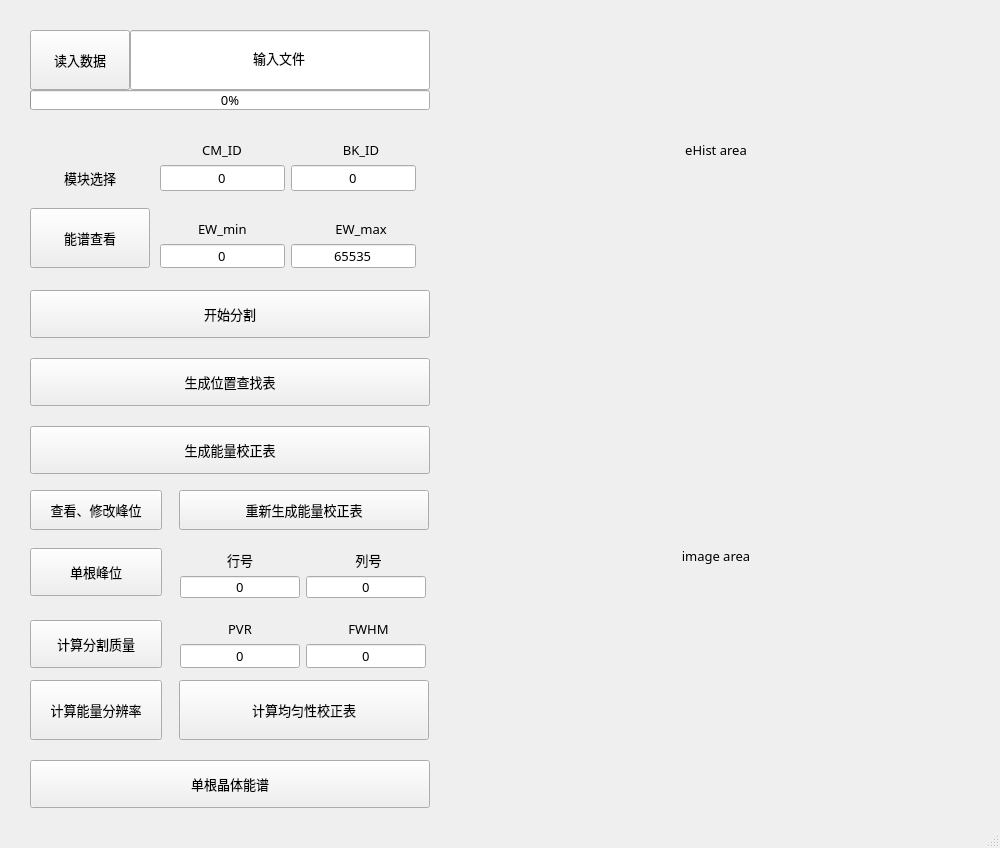
Before: the Qt Designer form Mainwindow.ui in woolaman/CPM_Project, drawn with Qt 5.
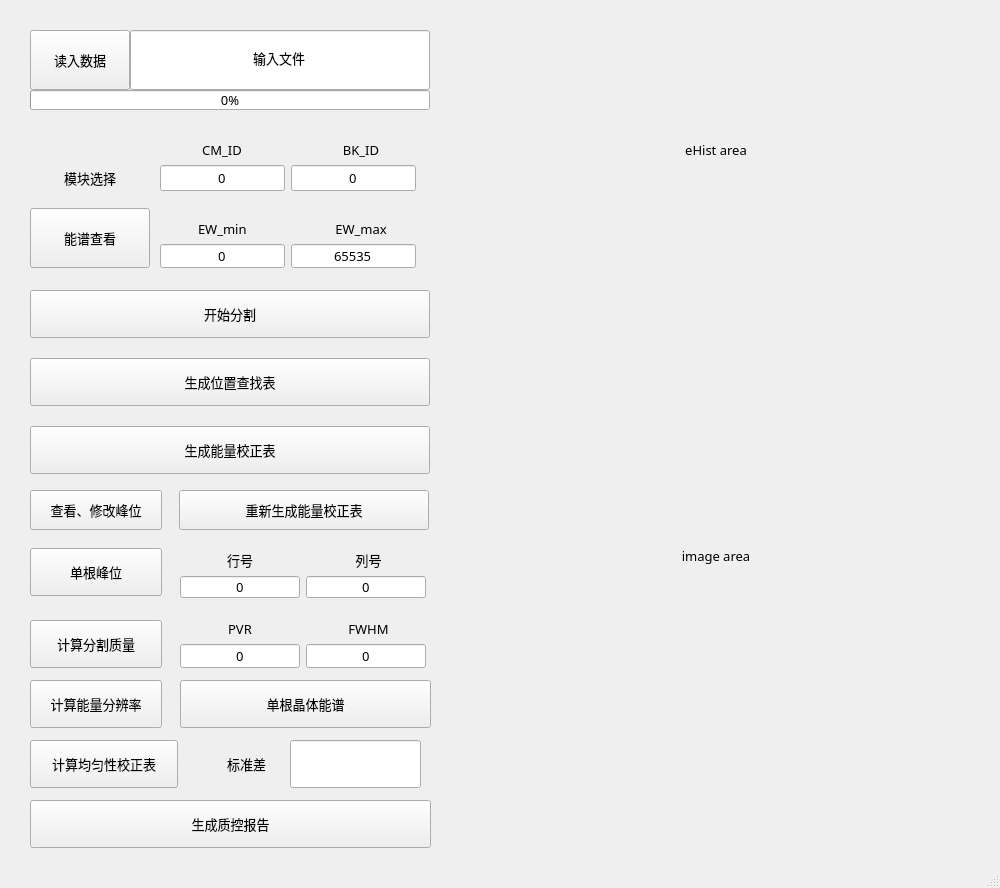
After: the same form once the commit is applied. Custom widgets are drawn as their Qt base class.

What changed in the file:
```diff
--- a/Mainwindow.ui
+++ b/Mainwindow.ui
@@ -7,7 +7,7 @@
     <x>0</x>
     <y>0</y>
     <width>1000</width>
-    <height>848</height>
+    <height>888</height>
    </rect>
   </property>
   <property name="font">
@@ -713,7 +713,7 @@
       <x>30</x>
       <y>680</y>
       <width>132</width>
-      <height>60</height>
+      <height>48</height>
      </rect>
     </property>
     <property name="font">
@@ -729,10 +729,10 @@
    <widget class="QPushButton" name="pushButton_calUniformity">
     <property name="geometry">
      <rect>
-      <x>179</x>
-      <y>680</y>
-      <width>250</width>
-      <height>60</height>
+      <x>30</x>
+      <y>740</y>
+      <width>148</width>
+      <height>48</height>
      </rect>
     </property>
     <property name="font">
@@ -748,9 +748,9 @@
    <widget class="QPushButton" name="pushButton_crystalES">
     <property name="geometry">
      <rect>
-      <x>30</x>
-      <y>760</y>
-      <width>400</width>
+      <x>180</x>
+      <y>680</y>
+      <width>251</width>
       <height>48</height>
      </rect>
     </property>
@@ -764,6 +764,63 @@
      <string>单根晶体能谱</string>
     </property>
    </widget>
+   <widget class="QPushButton" name="pushButton_report">
+    <property name="geometry">
+     <rect>
+      <x>30</x>
+      <y>800</y>
+      <width>401</width>
+      <height>48</height>
+     </rect>
+    </property>
+    <property name="font">
+     <font>
+      <family>微软雅黑</family>
+      <pointsize>10</pointsize>
+     </font>
+    </property>
+    <property name="text">
+     <string>生成质控报告</string>
+    </property>
+   </widget>
+   <widget class="QLineEdit" name="lineEdit_stdDev">
+    <property name="geometry">
+     <rect>
+      <x>290</x>
+      <y>740</y>
+      <width>131</width>
+      <height>48</height>
+     </rect>
+    </property>
+    <property name="text">
+     <string/>
+    </property>
+    <property name="alignment">
+     <set>Qt::AlignCenter</set>
+    </property>
+   </widget>
+   <widget class="QLabel" name="label_stdDev">
+    <property name="geometry">
+     <rect>
+      <x>220</x>
+      <y>740</y>
+      <width>53</width>
+      <height>48</height>
+     </rect>
+    </property>
+    <property name="font">
+     <font>
+      <family>微软雅黑</family>
+      <pointsize>10</pointsize>
+     </font>
+    </property>
+    <property name="text">
+     <string>标准差</string>
+    </property>
+    <property name="alignment">
+     <set>Qt::AlignCenter</set>
+    </property>
+   </widget>
   </widget>
   <widget class="QStatusBar" name="statusbar"/>
  </widget>
```
